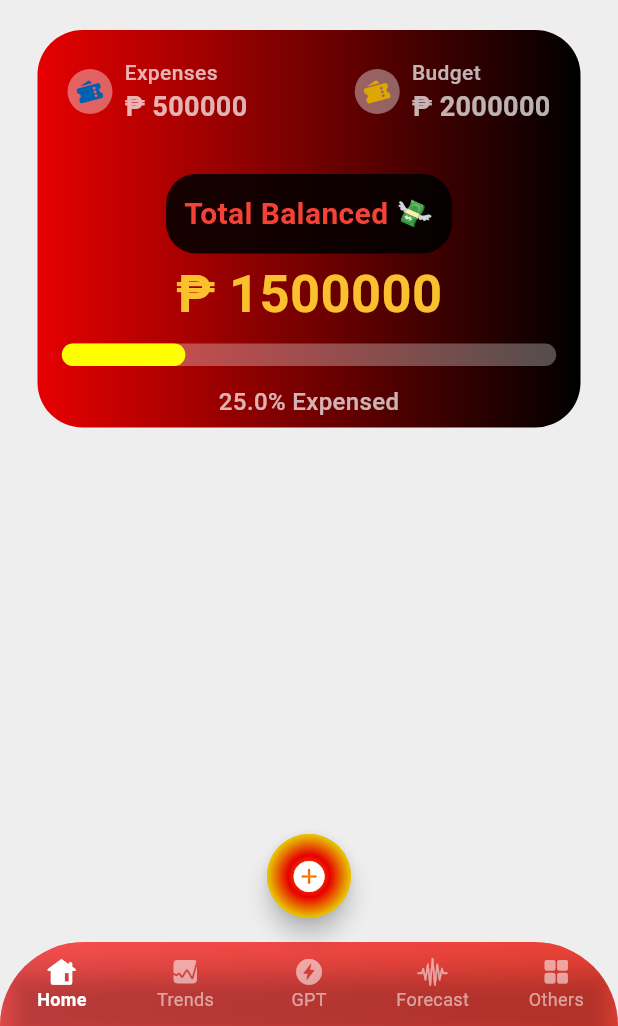
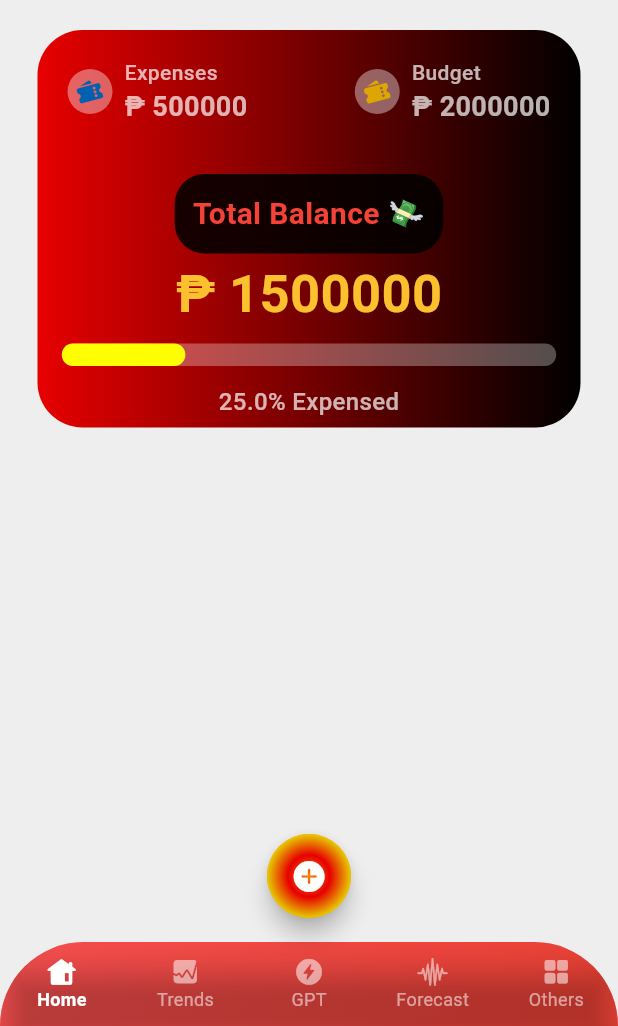
Before and after one commit to donyelqt/pera-pinoy, a Flutter app: the screen it shows after launch, on a phone screen of 412 x 824 dp, the part 210-1236 px from its top. Run offline on Flutter 3.47's test engine with Material 3 defaults, Android fonts, the phone set to English and light mode, and no system bars.

Commit message:
"Updated text in MainScreen from 'Total Balanced' to 'Total Balance'"

```diff
--- a/lib/screens/home/views/main_screen.dart
+++ b/lib/screens/home/views/main_screen.dart
@@ -198,7 +198,7 @@ class MainScreen extends StatelessWidget {
                           20.0), // Adjust the border radius as needed
                     ), // Set the background color to black
                     child: const Text(
-                      "Total Balanced 💸",
+                      "Total Balance 💸",
                       style: TextStyle(
                           fontSize: 20,
                           color: Colors.red,
```
